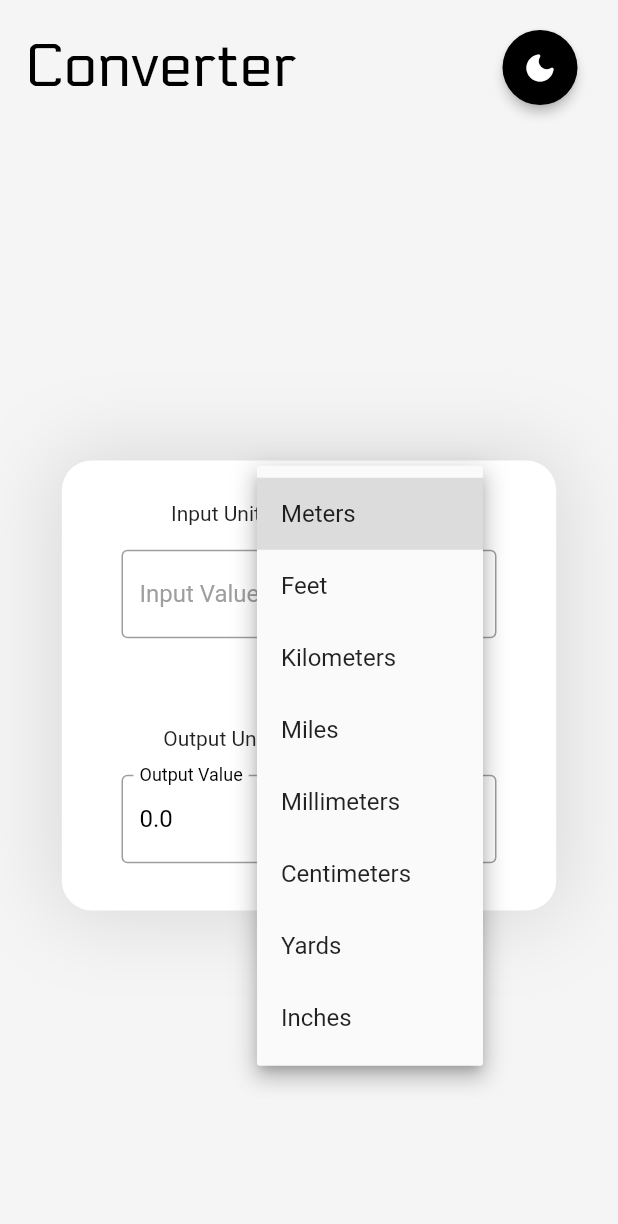
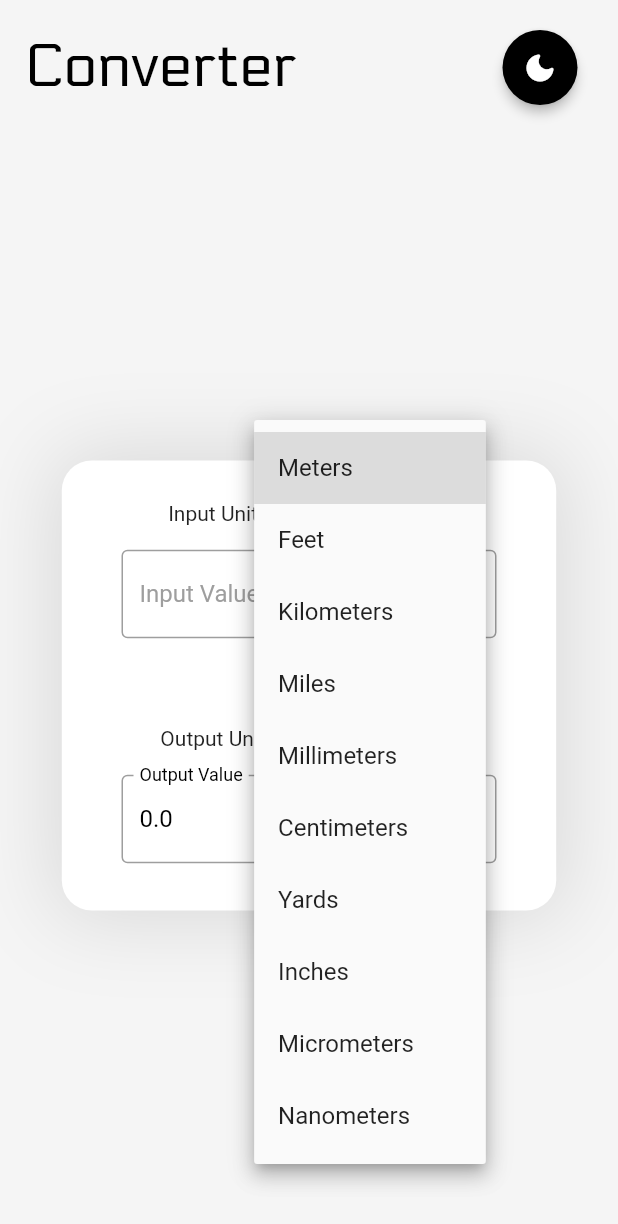
Before and after one commit to substro/CSCI-10-project1, a Flutter app: the screen it shows after launch, after a tap on "Meters", on a phone screen of 412 x 824 dp. Shown: the top 1224 px of the screen. Run offline on Flutter 3.47's test engine with Material 2 defaults, Android fonts, the light colour scheme and no system bars; our stand-ins replace gap, hexcolor.

Commit message:
this is the code of micrometers and nanometers

```diff
--- a/lib/components/converter_section.dart
+++ b/lib/components/converter_section.dart
@@ -200,6 +200,74 @@ class _UnitConverterBodyState extends State<UnitConverterBody> {
       return 0.0277778; // 1 inch = 0.0277778 yards
     } else if (fromUnit == 'yards' && toUnit == 'inches') {
       return 36.0; // 1 yard = 36 inches
+    } else if (fromUnit == 'micrometers' && toUnit == 'millimeters') {
+      return 0.001; // 1 micrometer = 0.001 millimeters
+    } else if (fromUnit == 'millimeters' && toUnit == 'micrometers') {
+      return 1000.0; // 1 millimeter = 1000 micrometers
+    } else if (fromUnit == 'micrometers' && toUnit == 'centimeters') {
+      return 0.0001; // 1 micrometer = 0.0001 centimeters
+    } else if (fromUnit == 'centimeters' && toUnit == 'micrometers') {
+      return 10000.0; // 1 centimeter = 10000 micrometers
+    } else if (fromUnit == 'micrometers' && toUnit == 'meters') {
+      return 1e-6; // 1 micrometer = 1e-6 meters
+    } else if (fromUnit == 'meters' && toUnit == 'micrometers') {
+      return 1e6; // 1 meter = 1e6 micrometers
+    } else if (fromUnit == 'micrometers' && toUnit == 'kilometers') {
+      return 1e-9; // 1 micrometer = 1e-9 kilometers
+    } else if (fromUnit == 'kilometers' && toUnit == 'micrometers') {
+      return 1e9; // 1 kilometer = 1e9 micrometers
+    } else if (fromUnit == 'micrometers' && toUnit == 'feet') {
+      return 3.28084e-6; // 1 micrometer = 3.28084e-6 feet
+    } else if (fromUnit == 'feet' && toUnit == 'micrometers') {
+      return 304800.0; // 1 foot = 304800 micrometers
+    } else if (fromUnit == 'micrometers' && toUnit == 'miles') {
+      return 6.2137e-13; // 1 micrometer = 6.2137e-13 miles
+    } else if (fromUnit == 'miles' && toUnit == 'micrometers') {
+      return 1.60934e12; // 1 mile = 1.60934e12 micrometers
+    } else if (fromUnit == 'micrometers' && toUnit == 'inches') {
+      return 3.93701e-5; // 1 micrometer = 3.93701e-5 inches
+    } else if (fromUnit == 'inches' && toUnit == 'micrometers') {
+      return 25400.0; // 1 inch = 25400 micrometers
+    } else if (fromUnit == 'micrometers' && toUnit == 'yards') {
+      return 1.09361e-6; // 1 micrometer = 1.09361e-6 yards
+    } else if (fromUnit == 'yards' && toUnit == 'micrometers') {
+      return 914400.0; // 1 yard = 914400 micrometers
+    } else if (fromUnit == 'nanometers' && toUnit == 'micrometers') {
+      return 0.001; // 1 nanometer = 0.001 micrometers
+    } else if (fromUnit == 'micrometers' && toUnit == 'nanometers') {
+      return 1000.0; // 1 micrometer = 1000 nanometers
+    } else if (fromUnit == 'nanometers' && toUnit == 'millimeters') {
+      return 0.000001; // 1 nanometer = 0.000001 millimeters
+    } else if (fromUnit == 'millimeters' && toUnit == 'nanometers') {
+      return 1000000.0; // 1 millimeter = 1000000 nanometers
+    } else if (fromUnit == 'nanometers' && toUnit == 'centimeters') {
+      return 1e-7; // 1 nanometer = 1e-7 centimeters
+    } else if (fromUnit == 'centimeters' && toUnit == 'nanometers') {
+      return 1e7; // 1 centimeter = 1e7 nanometers
+    } else if (fromUnit == 'nanometers' && toUnit == 'meters') {
+      return 1e-9; // 1 nanometer = 1e-9 meters
+    } else if (fromUnit == 'meters' && toUnit == 'nanometers') {
+      return 1e9; // 1 meter = 1e9 nanometers
+    } else if (fromUnit == 'nanometers' && toUnit == 'kilometers') {
+      return 1e-12; // 1 nanometer = 1e-12 kilometers
+    } else if (fromUnit == 'kilometers' && toUnit == 'nanometers') {
+      return 1e12; // 1 kilometer = 1e12 nanometers
+    } else if (fromUnit == 'nanometers' && toUnit == 'feet') {
+      return 3.28084e-9; // 1 nanometer = 3.28084e-9 feet
+    } else if (fromUnit == 'feet' && toUnit == 'nanometers') {
+      return 3.048e8; // 1 foot = 3.048e8 nanometers
+    } else if (fromUnit == 'nanometers' && toUnit == 'miles') {
+      return 6.2137e-13; // 1 nanometer = 6.2137e-13 miles
+    } else if (fromUnit == 'miles' && toUnit == 'nanometers') {
+      return 1.60934e13; // 1 mile = 1.60934e13 nanometers
+    } else if (fromUnit == 'nanometers' && toUnit == 'inches') {
+      return 3.93701e-8; // 1 nanometer = 3.93701e-8 inches
+    } else if (fromUnit == 'inches' && toUnit == 'nanometers') {
+      return 2.54e7; // 1 inch = 2.54e7 nanometers
+    } else if (fromUnit == 'nanometers' && toUnit == 'yards') {
+      return 1.09361e-12; // 1 nanometer = 1.09361e-12 yards
+    } else if (fromUnit == 'yards' && toUnit == 'nanometers') {
+      return 9.144e11; // 1 yard = 9.144e11 nanometers
     } else {
       // If units are the same or conversion not defined, return 1 (no conversion)
       return 1.0;
--- a/lib/components/input_section.dart
+++ b/lib/components/input_section.dart
@@ -66,6 +66,14 @@ class InputSection extends StatelessWidget {
                   value: 'inches',
                   child: Text('Inches'),
                 ),
+                DropdownMenuItem<String>(
+                  value: 'micrometers',
+                  child: Text('Micrometers'),
+                ),
+                DropdownMenuItem<String>(
+                  value: 'nanometers',
+                  child: Text('Nanometers'),
+                ),
               ],
               onChanged: onInputUnitChanged,
             ),
--- a/lib/components/output_section.dart
+++ b/lib/components/output_section.dart
@@ -68,6 +68,14 @@ class OutputSection extends StatelessWidget {
                     value: 'inches',
                     child: Text('Inches'),
                   ),
+                  DropdownMenuItem<String>(
+                    value: 'micrometers',
+                    child: Text('Micrometers'),
+                  ),
+                  DropdownMenuItem<String>(
+                    value: 'nanometers',
+                    child: Text('Nanometers'),
+                  ),
                 ],
                 onChanged: onOutputUnitChanged),
           ],
```
